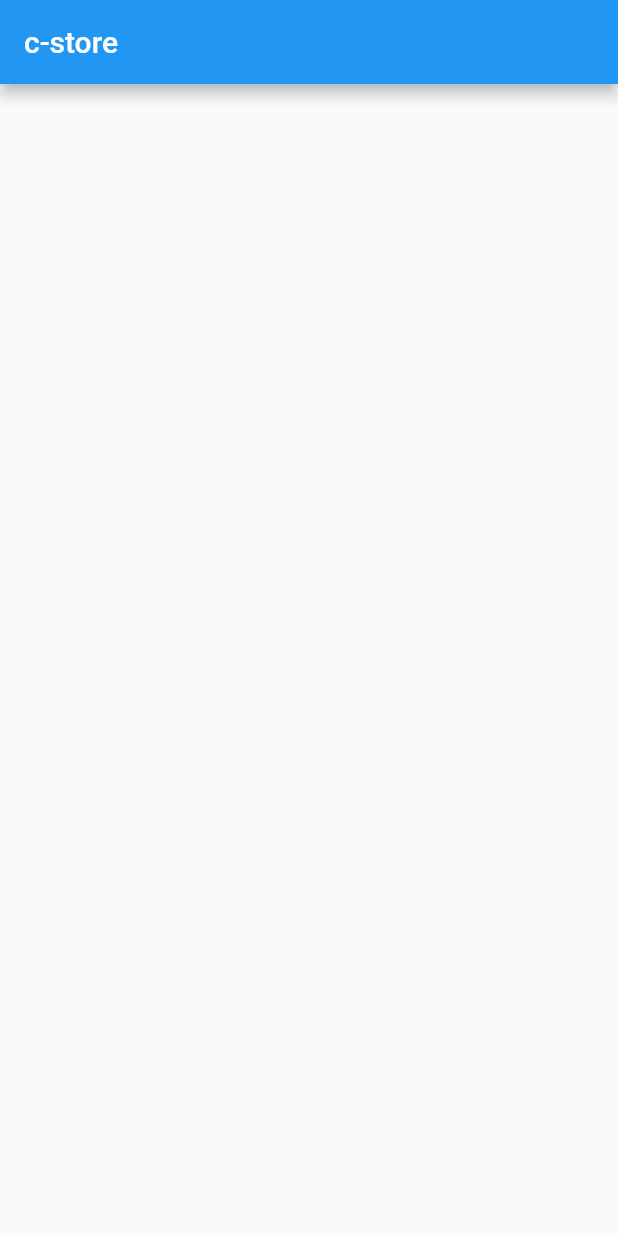
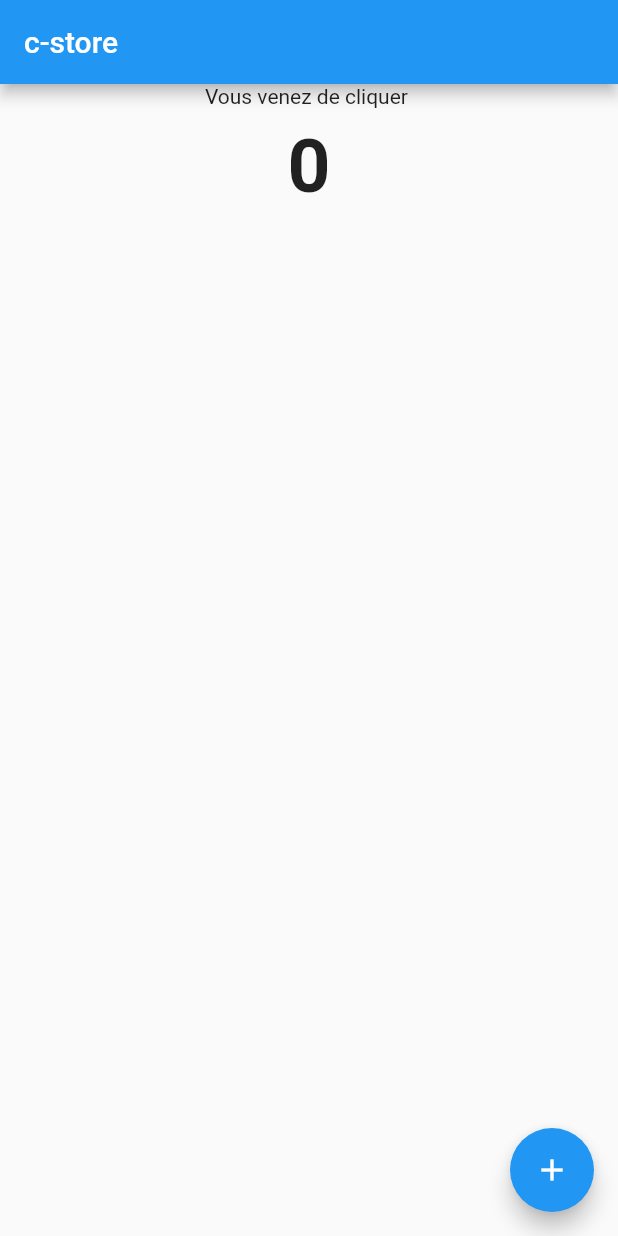
Before and after one commit to Cedric921/flutter_ecommerce, a Flutter app: the screen it shows after launch, on a phone screen of 412 x 824 dp. Run offline on Flutter 3.47's test engine with Material 2 defaults, Android fonts, the phone set to English and light mode, and no system bars.

Commit message:
add the body

```diff
--- a/lib/second_widget.dart
+++ b/lib/second_widget.dart
@@ -8,11 +8,32 @@ class SecondWidget extends StatefulWidget {
 }
 
 class _SecondWidgetState extends State<SecondWidget> {
+  int increment = 0;
   @override
   Widget build(BuildContext context) {
-    return  Scaffold(
+    return Scaffold(
+      floatingActionButton: FloatingActionButton(
+        onPressed: () {},
+        child: const Icon(Icons.add),
+      ),
       appBar: AppBar(
         title: const Text("c-store"),
+      ),
+      body: Center(
+        child: Column(
+          children: [
+            const Text("Vous venez de cliquer "),
+            const SizedBox(
+              height: 10,
+            ),
+            Text("$increment",
+             style:  const TextStyle(
+                fontSize: 50,
+                fontWeight: FontWeight.bold
+              ),
+            ),
+          ],
+        ),
       ),
     );
   }
```
